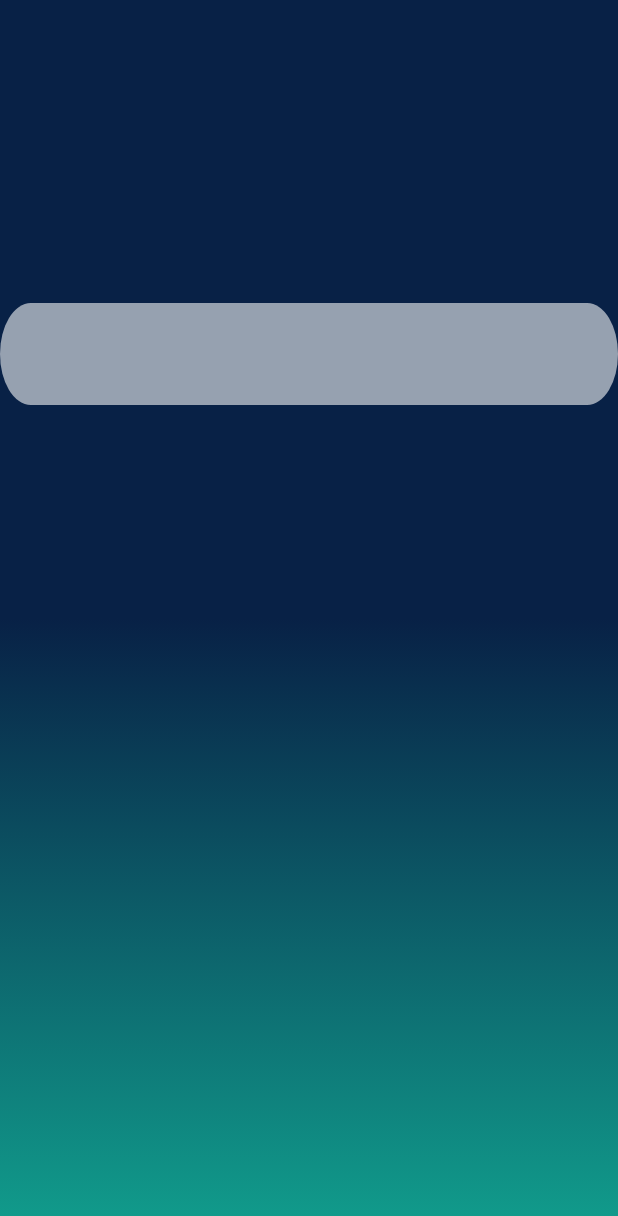
After one commit to gabriel-coyote/Wheels-to-go, an Android app: the layout fragment_search_vehicle.xml on its own in the app's theme, with its tools: preview values and no code run, on a phone screen of 412 x 824 dp. The commit adds this screen. Shown: the top 1216 px of the screen. Run offline under Robolectric (Android 15) with nearby library versions, the phone set to English and light mode, and no system bars.

Commit message:
search vehicle fragment

```diff
--- a/app/src/main/res/layout/fragment_edit_profile.xml
+++ /dev/null
@@ -1,6 +0,0 @@
-<?xml version="1.0" encoding="utf-8"?>
-<androidx.constraintlayout.widget.ConstraintLayout xmlns:android="http://schemas.android.com/apk/res/android"
-    android:layout_width="match_parent"
-    android:layout_height="match_parent">
-
-</androidx.constraintlayout.widget.ConstraintLayout>
--- /dev/null
+++ b/app/src/main/res/layout/fragment_search_vehicle.xml
@@ -0,0 +1,22 @@
+<?xml version="1.0" encoding="utf-8"?>
+<androidx.constraintlayout.widget.ConstraintLayout xmlns:android="http://schemas.android.com/apk/res/android"
+    xmlns:app="http://schemas.android.com/apk/res-auto"
+    android:layout_width="match_parent"
+    android:layout_height="match_parent"
+    xmlns:tools="http://schemas.android.com/tools"
+    android:background="@drawable/main_backround">
+
+    <EditText
+        android:id="@+id/car_make"
+        tools:ignore="SpeakableTextPresentCheck"
+        android:layout_width="wrap_content"
+        android:layout_height="wrap_content"
+        android:background="@drawable/ic_edit_profile_button"
+        android:ems="10"
+        android:inputType="textPersonName"
+        app:layout_constraintBottom_toBottomOf="parent"
+        app:layout_constraintEnd_toEndOf="parent"
+        app:layout_constraintStart_toStartOf="parent"
+        app:layout_constraintTop_toTopOf="parent"
+        app:layout_constraintVertical_bias="0.267" />
+</androidx.constraintlayout.widget.ConstraintLayout>
```
Also changed, not shown: app/src/main/res/layout/activity_register.xml (+94 -2 lines).
